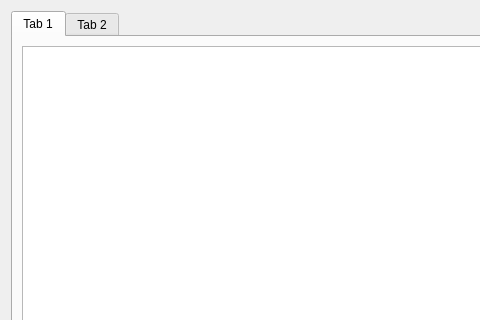
Qt form dialog_groupid.ui (ifaoe/2014-10-Bird-View) before a commit; both pictures show x 0 to 480 and y 0 to 320 of the 924 by 622 pixel window.
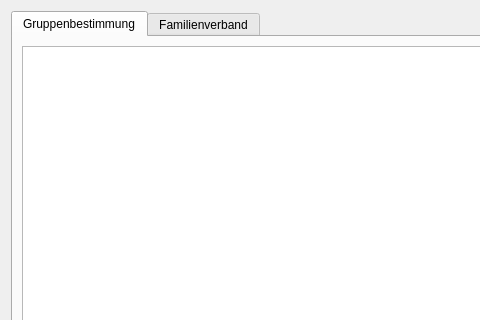
The same form after that commit. The open tabs and pages were chosen to show the change.

```diff
--- a/dialog_groupid.ui
+++ b/dialog_groupid.ui
@@ -31,7 +31,7 @@
      </property>
      <widget class="QWidget" name="tabGroup">
       <attribute name="title">
-       <string>Tab 1</string>
+       <string>Gruppenbestimmung</string>
       </attribute>
       <layout class="QGridLayout" name="gridLayout_2">
        <item row="0" column="0">
@@ -84,7 +84,7 @@
      </widget>
      <widget class="QWidget" name="tabFamily">
       <attribute name="title">
-       <string>Tab 2</string>
+       <string>Familienverband</string>
       </attribute>
       <layout class="QGridLayout" name="gridLayout_3">
        <item row="0" column="0">
```
Left out of the diff: 8 changed lines with no effect on the pictures.
